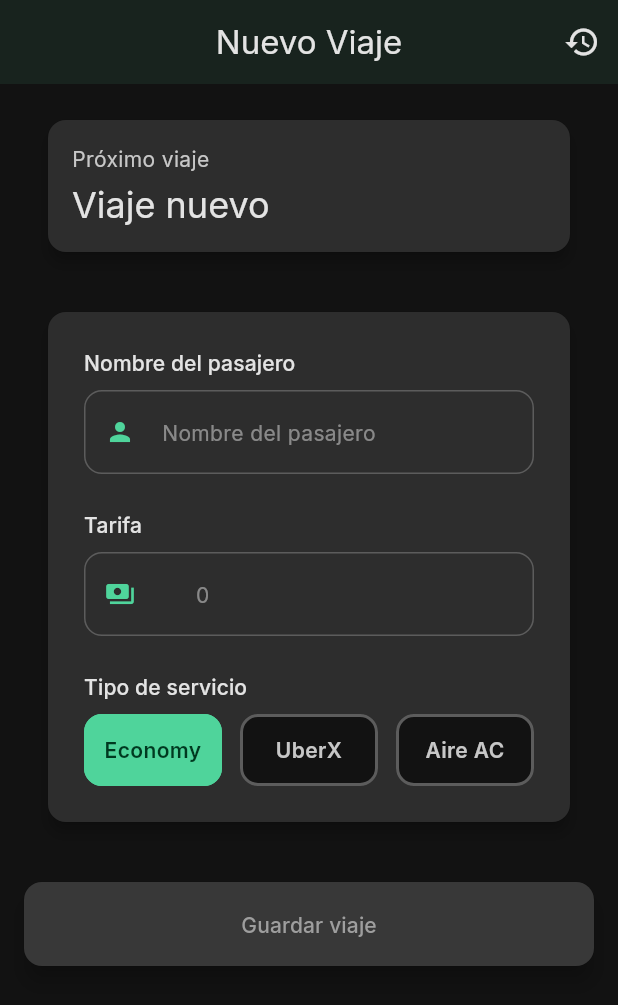
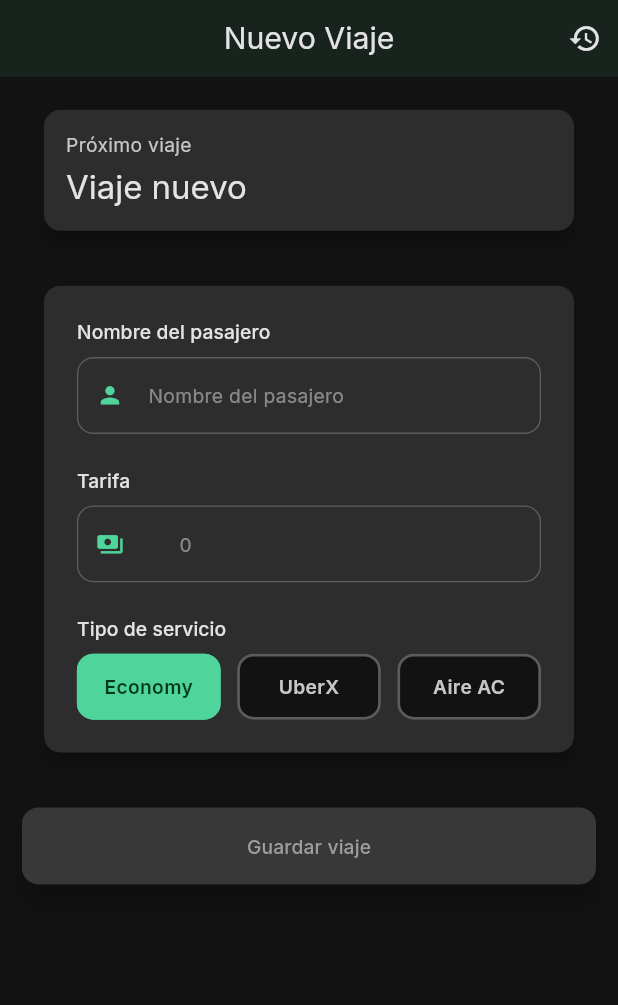
Before and after one commit to vargascarlitos/car_travel_manager, a Flutter app: the screen it shows after launch, on a phone screen of 412 x 824 dp. Shown: the top 1005 px of the screen. Run offline on Flutter 3.47's test engine with Material 3 defaults, Android fonts, the phone set to English and light mode, and no system bars; our stand-ins replace equatable, flutter_bloc, formz, google_fonts, responsive_framework, sqflite; accounts and stored records are empty.

Commit message:
feat: agregar soporte para diseño responsivo en la aplicación

```diff
--- a/lib/main.dart
+++ b/lib/main.dart
@@ -1,6 +1,7 @@
 import 'package:flutter/material.dart';
 import 'package:flutter/services.dart';
 import 'package:flutter_bloc/flutter_bloc.dart';
+import 'package:responsive_framework/responsive_framework.dart';
 import 'app_config/theme_config.dart';
 import 'app_config/router_config.dart';
 import 'app_config/database/database_helper.dart';
@@ -49,12 +50,48 @@ class TaxiMeterApp extends StatelessWidget {
         onGenerateRoute: AppRouter.generateRoute,
 
         // Configuración de Material Design
-        builder: (context, child) {
-          return AnnotatedRegion<SystemUiOverlayStyle>(
+        builder:
+            (context, child) => ResponsiveBreakpoints.builder(
+              child: Builder(
+                builder: (context) {
+                  return ResponsiveScaledBox(
+                    width:
+                        ResponsiveValue<double?>(
+                          context,
+                          conditionalValues: [
+                            const Condition.equals(name: MOBILE, value: 450),
+                            const Condition.between(
+                              start: 800,
+                              end: 1100,
+                              value: 800,
+                            ),
+                            const Condition.between(
+                              start: 1000,
+                              end: 1200,
+                              value: 700,
+                            ),
+                          ],
+                        ).value,
+                    child: MediaQuery(
+                      data: MediaQuery.of(context).copyWith(
+                        boldText: false,
+                        textScaler: const TextScaler.linear(1.0),
+                      ),
+                      child: AnnotatedRegion<SystemUiOverlayStyle>(
                         value: AppTheme.systemUiOverlayStyle,
                         child: child!,
+                      ),
+                    ),
                   );
                 },
+              ),
+              breakpoints: [
+                const Breakpoint(start: 0, end: 450, name: MOBILE),
+                const Breakpoint(start: 451, end: 800, name: TABLET),
+                const Breakpoint(start: 801, end: 1920, name: DESKTOP),
+                const Breakpoint(start: 1921, end: double.infinity, name: '4K'),
+              ],
+            ),
       ),
     );
   }
```
Lines whose indentation alone changed are shown as unchanged.
